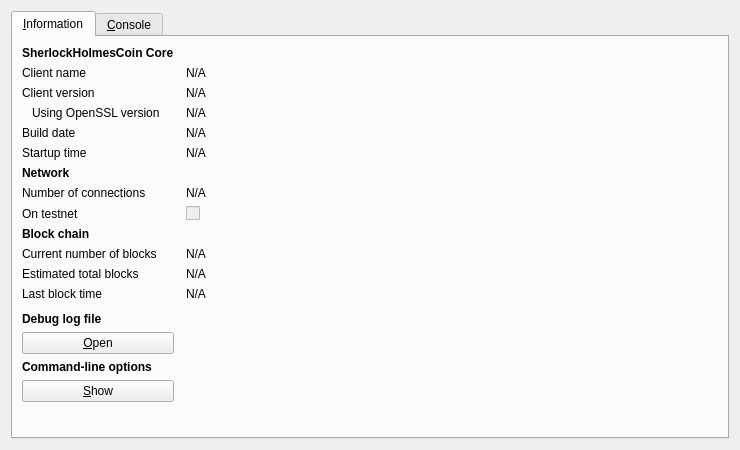
Above: src/qt/forms/rpcconsole.ui from brishtiteveja/sherlockholmescoin before the change. Below: the same form after it.
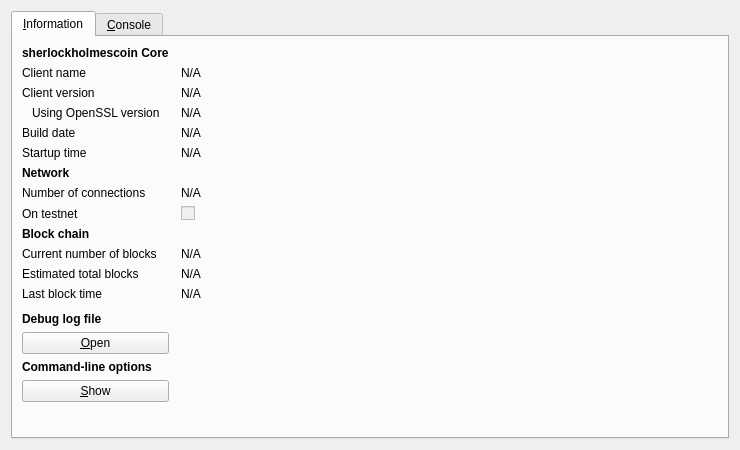
That is the form after the change. Icons and pictures are not drawn.

Patch:
```diff
--- a/src/qt/forms/rpcconsole.ui
+++ b/src/qt/forms/rpcconsole.ui
@@ -36,7 +36,7 @@
           </font>
          </property>
          <property name="text">
-          <string>SherlockHolmesCoin Core</string>
+          <string>sherlockholmescoin Core</string>
          </property>
         </widget>
        </item>
```
Left out of the diff: 10 changed lines with no effect on the pictures.
